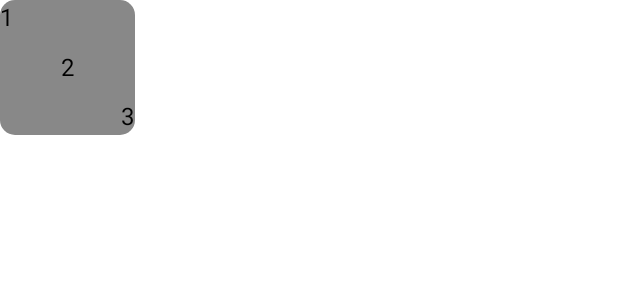
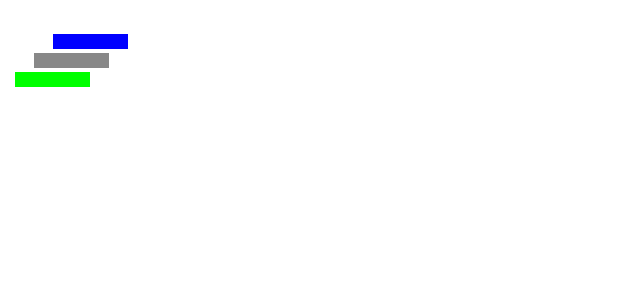
Before and after one commit to Marchbreeze/Compose-Study, an Android app built with Jetpack Compose: the @Preview function GreetingPreview5, on a phone screen of 412 x 824 dp. Shown: the top 300 px of the screen. Run offline under Robolectric (Android 15) with nearby library versions, the phone set to English and light mode, and no system bars.

Commit message:
[#27] 정렬 선 다루기

```diff
--- a/app/src/main/java/march/breeze/compose/LayoutModifierActivity.kt
+++ b/app/src/main/java/march/breeze/compose/LayoutModifierActivity.kt
@@ -5,17 +5,21 @@ import androidx.activity.ComponentActivity
 import androidx.activity.compose.setContent
 import androidx.compose.foundation.background
 import androidx.compose.foundation.layout.Box
+import androidx.compose.foundation.layout.Column
 import androidx.compose.foundation.layout.fillMaxSize
 import androidx.compose.foundation.layout.padding
 import androidx.compose.foundation.layout.size
 import androidx.compose.material3.MaterialTheme
 import androidx.compose.material3.Surface
 import androidx.compose.runtime.Composable
+import androidx.compose.ui.Alignment
 import androidx.compose.ui.Modifier
 import androidx.compose.ui.graphics.Color
+import androidx.compose.ui.layout.layout
 import androidx.compose.ui.tooling.preview.Preview
 import androidx.compose.ui.unit.dp
 import march.breeze.compose.ui.theme.ComposeStudyTheme
+import kotlin.math.roundToInt
 
 class LayoutModifierActivity : ComponentActivity() {
     override fun onCreate(savedInstanceState: Bundle?) {
@@ -27,10 +31,22 @@ class LayoutModifierActivity : ComponentActivity() {
                     modifier = Modifier.fillMaxSize(),
                     color = MaterialTheme.colorScheme.background
                 ) {
-                    MainScreen6()
+                    MainScreen7()
                 }
             }
         }
+    }
+}
+
+fun Modifier.exampleLayout(
+    fraction: Float
+) = layout { measurable, constraints ->
+    val placeable = measurable.measure(constraints)
+
+    val x = -(placeable.width * fraction).roundToInt()
+
+    layout(placeable.width, placeable.height) {
+        placeable.placeRelative(x = x, y = 0)
     }
 }
 
@@ -46,8 +62,24 @@ fun ColorBox(modifier: Modifier) {
 
 @Composable
 fun MainScreen7() {
-    Box(modifier = Modifier.size(120.dp, 80.dp)) {
-        ColorBox(modifier = Modifier.background(Color.Blue))
+    Box(contentAlignment = Alignment.Center, modifier = Modifier.size(120.dp, 80.dp)) {
+        Column {
+            ColorBox(
+                modifier = Modifier
+                    .exampleLayout(0f)
+                    .background(Color.Blue)
+            )
+            ColorBox(
+                modifier = Modifier
+                    .exampleLayout(0.25f)
+                    .background(Color.Gray)
+            )
+            ColorBox(
+                modifier = Modifier
+                    .exampleLayout(0.5f)
+                    .background(Color.Green)
+            )
+        }
     }
 }
 
@@ -55,6 +87,6 @@ fun MainScreen7() {
 @Composable
 fun GreetingPreview5() {
     ComposeStudyTheme {
-        MainScreen6()
+        MainScreen7()
     }
 }
```
